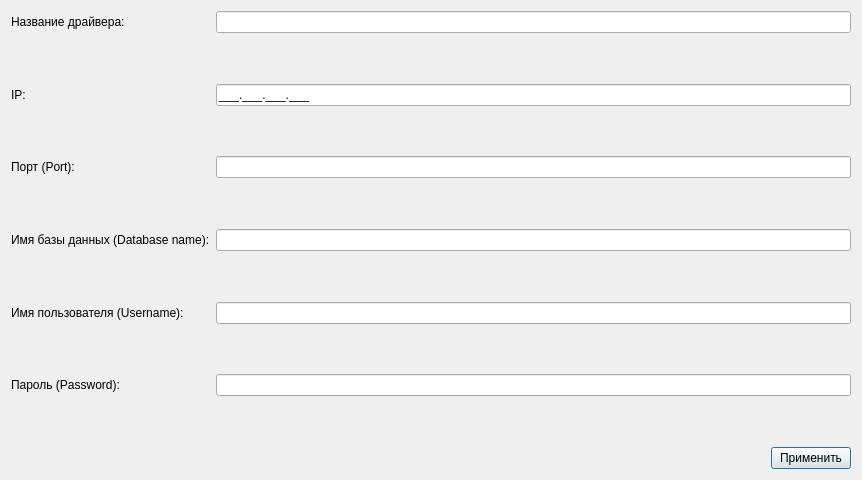
This is changesettings.ui in Rayzedan/SystemControlStudent as Qt 5 draws it before an edit. The edited form follows.
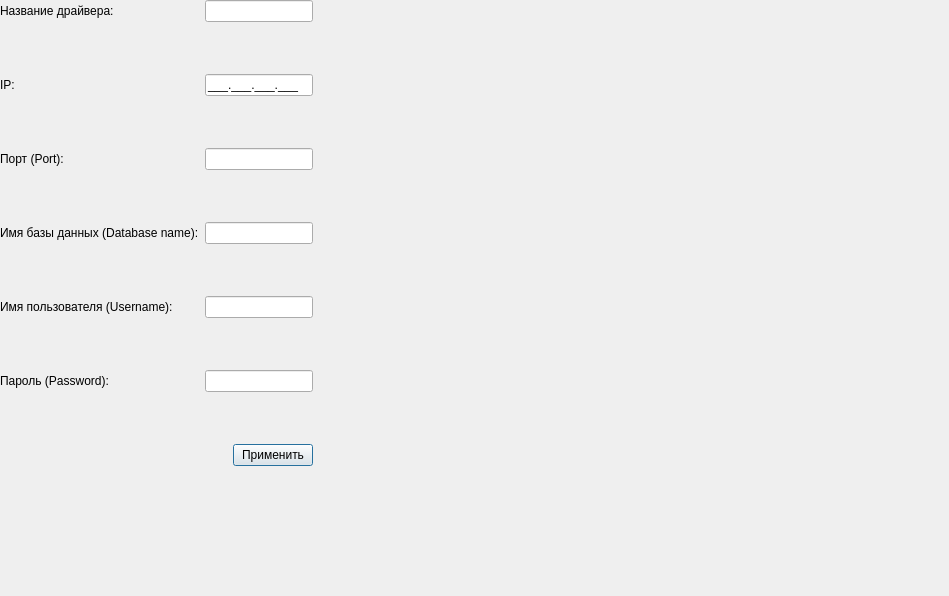
This is the edited form.

Diff of the .ui file:
```diff
--- a/changesettings.ui
+++ b/changesettings.ui
@@ -6,8 +6,8 @@
    <rect>
     <x>0</x>
     <y>0</y>
-    <width>862</width>
-    <height>480</height>
+    <width>949</width>
+    <height>596</height>
    </rect>
   </property>
   <property name="minimumSize">
@@ -19,8 +19,7 @@
   <property name="windowTitle">
    <string>Dialog</string>
   </property>
-  <layout class="QVBoxLayout" name="verticalLayout_2">
-   <item>
+  <widget class="QWidget" name="">
     <layout class="QVBoxLayout" name="verticalLayout">
      <item>
       <layout class="QFormLayout" name="formLayout">
@@ -197,8 +196,7 @@
       </layout>
      </item>
     </layout>
-   </item>
-  </layout>
+  </widget>
  </widget>
  <resources/>
  <connections/>
```
Lines whose indentation alone changed are shown as unchanged.
